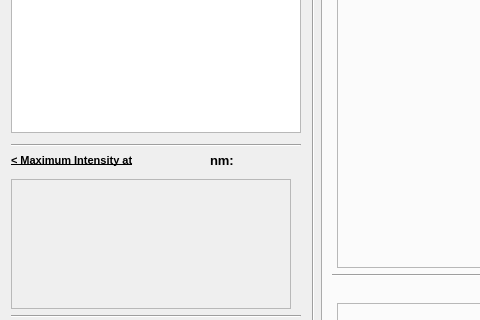
CesarCarvajal/Oxymetry-Backup-2018, file pol_panel.ui: the form before one commit; both pictures show x 0 to 480 and y 137 to 457 of the 1210 by 862 pixel window.
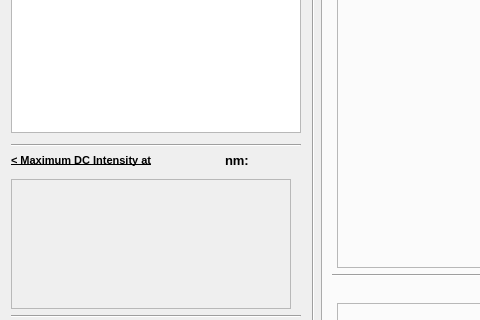
The form after the commit. Icons and pictures are not drawn. Custom widgets are drawn as their Qt base class.

The edit to the form file:
```diff
--- a/pol_panel.ui
+++ b/pol_panel.ui
@@ -221,7 +221,7 @@
            </property>
            <property name="minimumSize">
             <size>
-             <width>145</width>
+             <width>160</width>
              <height>0</height>
             </size>
            </property>
@@ -250,7 +250,7 @@
             <enum>Qt::LeftToRight</enum>
            </property>
            <property name="text">
-            <string>&lt; Maximum Intensity at</string>
+            <string>&lt; Maximum DC Intensity at</string>
            </property>
            <property name="alignment">
             <set>Qt::AlignLeading|Qt::AlignLeft|Qt::AlignVCenter</set>
@@ -336,7 +336,7 @@
            </property>
            <property name="sizeHint" stdset="0">
             <size>
-             <width>65</width>
+             <width>50</width>
              <height>5</height>
             </size>
            </property>
@@ -414,8 +414,8 @@
          </property>
          <property name="sizeHint" stdset="0">
           <size>
-           <width>20</width>
-           <height>10</height>
+           <width>10</width>
+           <height>5</height>
           </size>
          </property>
         </spacer>
```
Left out of the diff: 7 changed lines with no effect on the pictures.
